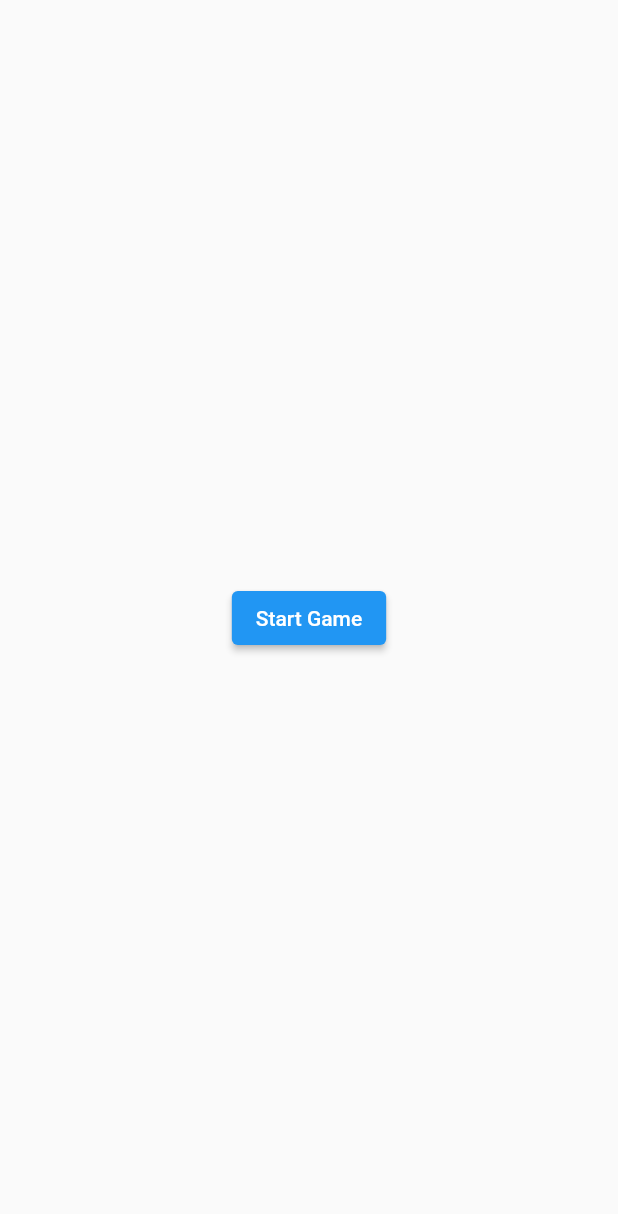
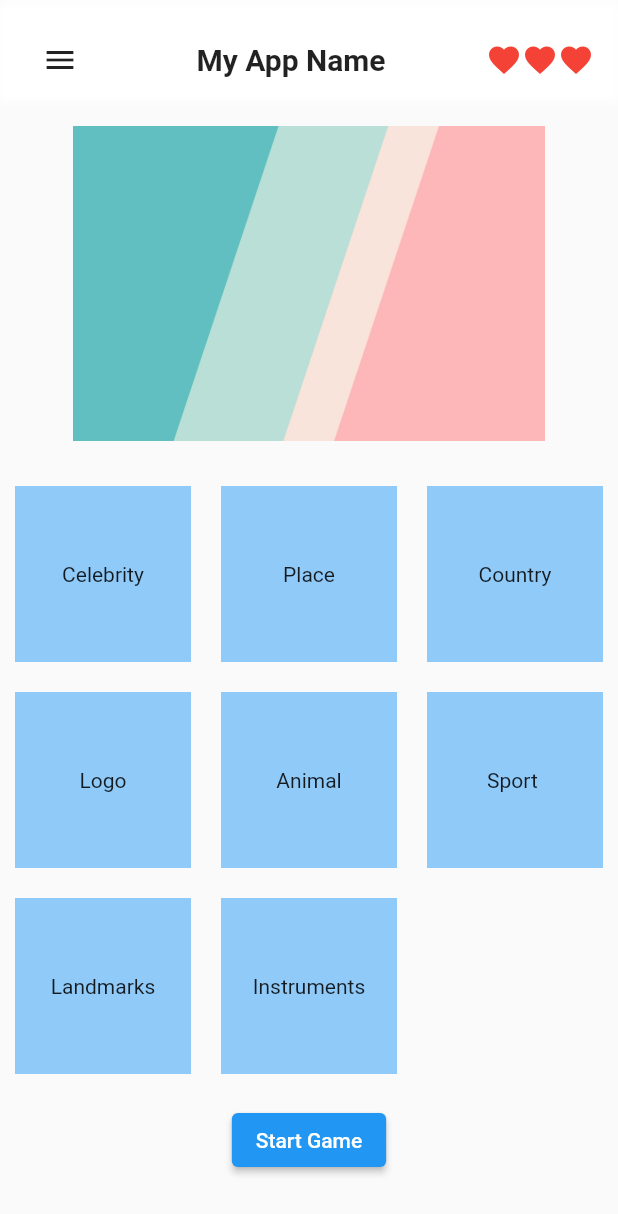
Before and after one commit to rohangilbile123/guessme, a Flutter app: the screen it shows after launch, on a phone screen of 412 x 824 dp. Shown: the top 1214 px of the screen. Run offline on Flutter 3.47's test engine with Material 2 defaults, Android fonts, the phone set to English and light mode, and no system bars.

Commit message:
Added category on Home Screen

```diff
--- a/lib/src/screens/home_screen.dart
+++ b/lib/src/screens/home_screen.dart
@@ -1,13 +1,105 @@
 import 'package:flutter/material.dart';
 
 class HomeScreen extends StatelessWidget {
+  final List<String> categoryNames = [
+    'Celebrity',
+    'Place',
+    'Country',
+    'Logo',
+    'Animal',
+    'Sport ',
+    'Landmarks',
+    'Instruments',
+  ];
   @override
   Widget build(BuildContext context) {
     return Scaffold(
-      // appBar: AppBar(
-      //   title: const Text('Guess the Thing'),
-      // ),
-      body: Center(
+      body: Column(
+        children: [
+          Expanded(
+            child: SingleChildScrollView(
+              child: Column(
+                children: [
+                  Container(
+                    decoration: BoxDecoration(
+                      boxShadow: [
+                        BoxShadow(
+                          color: Colors.white,
+                          spreadRadius: 2,
+                          blurRadius: 5,
+                          offset: Offset(0, 3),
+                        ),
+                      ],
+                    ),
+                    child: Container(
+                      margin: EdgeInsets.only(left: 16, right: 16, top: 16),
+                      child: Row(
+                        children: [
+                          IconButton(
+                            icon: Icon(Icons.menu),
+                            onPressed: () {
+                              // Handle menu button tap
+                            },
+                          ),
+                          Expanded(
+                            child: Text(
+                              'My App Name',
+                              textAlign: TextAlign.center,
+                              style: TextStyle(
+                                fontSize: 20,
+                                fontWeight: FontWeight.bold,
+                              ),
+                            ),
+                          ),
+                          Row(
+                            children: [
+                              Icon(Icons.favorite, color: Colors.red),
+                              Icon(Icons.favorite, color: Colors.red),
+                              Icon(Icons.favorite, color: Colors.red),
+                            ],
+                          ),
+                        ],
+                      ),
+                    ),
+                  ),
+                  Container(
+                    padding: EdgeInsets.all(20),
+                    width: 500,
+                    height: 250,
+                    // Adjust the height as per your requirement
+                    child: Image.asset('assets/banner.jpg'),
+                  ),
+                  GridView.count(
+                    shrinkWrap: true,
+                    crossAxisCount: 3,
+                    children: List.generate(8, (index) {
+                      return GestureDetector(
+                        onTap: () {
+                          Navigator.pushNamed(
+                            context,
+                            '/game',
+                            arguments: categoryNames[index],
+                          );
+                        },
+                        child: GridTile(
+                          child: Container(
+                            margin: EdgeInsets.all(10),
+                            height: 50,
+                            width: 40,
+                            color: Colors.blue[200],
+                            child: Center(
+                              child: Text(categoryNames[index]),
+                            ),
+                          ),
+                        ),
+                      );
+                    }),
+                  ),
+                  // Add your additional section here
+                  const SizedBox(
+                    height: 10,
+                  ),
+                  Center(
                     child: ElevatedButton(
                       onPressed: () {
                         Navigator.pushNamed(context, '/game');
@@ -15,6 +107,12 @@ class HomeScreen extends StatelessWidget {
                       child: Text('Start Game'),
                     ),
                   ),
+                ],
+              ),
+            ),
+          ),
+        ],
+      ),
     );
   }
 }
--- /dev/null
+++ b/lib/src/screens/menu_bar.dart
@@ -0,0 +1,33 @@
+import 'package:flutter/material.dart';
+
+class MenuBar extends StatelessWidget {
+  @override
+  Widget build(BuildContext context) {
+    return Container(
+      width: MediaQuery.of(context).size.width * 0.75,
+      height: double.infinity,
+      color: Colors.grey[200],
+      child: Column(
+        mainAxisAlignment: MainAxisAlignment.center,
+        crossAxisAlignment: CrossAxisAlignment.start,
+        children: [
+          ListTile(
+            leading: Icon(Icons.home),
+            title: Text('Home'),
+            onTap: () {
+              // Handle home menu item tap
+            },
+          ),
+          ListTile(
+            leading: Icon(Icons.settings),
+            title: Text('Settings'),
+            onTap: () {
+              // Handle settings menu item tap
+            },
+          ),
+          // Add more menu items as needed
+        ],
+      ),
+    );
+  }
+}
--- a/pubspec.yaml
+++ b/pubspec.yaml
@@ -43,8 +43,8 @@ flutter:
   uses-material-design: true
 
   # To add assets to your application, add an assets section, like this:
-  # assets:
-  #  - images/a_dot_burr.jpeg
+  assets:
+     - assets/banner.jpg
   #  - images/a_dot_ham.jpeg
 
   # An image asset can refer to one or more resolution-specific "variants", see
```
Also changed, not shown: assets/banner.jpg (added). Lines whose indentation alone changed are shown as unchanged.
